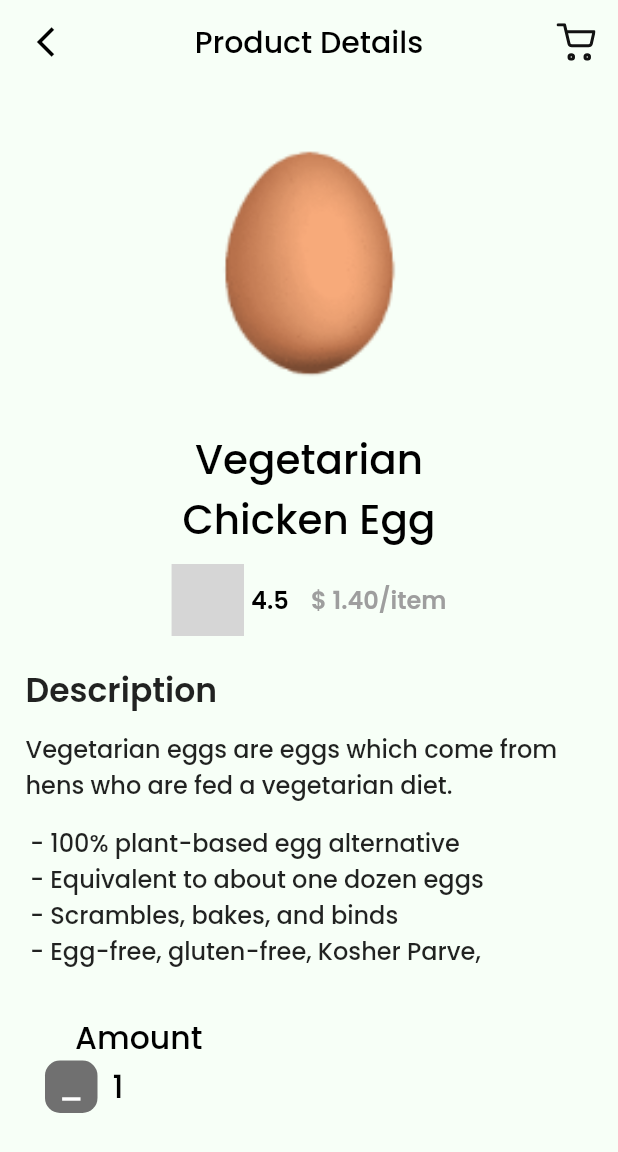
After one commit to AminullahTajMuhammad/grocery_app_ui_flutter, a Flutter app: the screen it shows after launch, after a tap on "Fresh Banana", on a phone screen of 412 x 824 dp. The commit adds this screen. Shown: the top 1152 px of the screen. Run offline on Flutter 3.47's test engine with Material 2 defaults, Android fonts, the phone set to English and light mode, and no system bars; our stand-ins replace bottom_navy_bar, flutter_svg, google_fonts; missing offline and left inert: dart:ffi; grey boxes are pictures that could not be loaded.

Commit message:
Working on item details screen.

```diff
--- a/lib/components/product_item.dart
+++ b/lib/components/product_item.dart
@@ -1,5 +1,6 @@
 import 'package:flutter/material.dart';
 import 'package:google_fonts/google_fonts.dart';
+import 'package:grocery_app/item_details_page.dart';
 
 class ProductItem extends StatelessWidget {
 
@@ -13,6 +14,12 @@ class ProductItem extends StatelessWidget {
   Widget build(BuildContext context) {
     return Padding(
       padding: EdgeInsets.only(left: 10, top: 10, bottom: 15),
+      child: GestureDetector(
+        onTap: () {
+          Navigator.push(context, MaterialPageRoute(
+            builder: (context) => ItemDetailsScreen()
+          ));
+        },
         child: Container(
           width: 180,
           height: 280,
@@ -87,6 +94,7 @@ class ProductItem extends StatelessWidget {
             ],
           ),
         ),
+      ),
     );
   }
 }
--- /dev/null
+++ b/lib/item_details_page.dart
@@ -0,0 +1,203 @@
+import 'package:flutter/material.dart';
+import 'package:flutter_svg/svg.dart';
+import 'package:google_fonts/google_fonts.dart';
+import 'contants.dart';
+
+class ItemDetailsScreen extends StatefulWidget {
+  @override
+  _ItemDetailsScreenState createState() => _ItemDetailsScreenState();
+}
+
+class _ItemDetailsScreenState extends State<ItemDetailsScreen> {
+  @override
+  Widget build(BuildContext context) {
+    return Scaffold(
+      backgroundColor: Constants.SURFACE_COLOR,
+      appBar: AppBar(
+        backgroundColor: Constants.SURFACE_COLOR,
+        elevation: 0,
+        centerTitle: true,
+        leading: Container(
+          margin: EdgeInsets.only(left: 17),
+          child: GestureDetector(
+            onTap: () {
+              Navigator.pop(context);
+            },
+            child: Icon(
+              Icons.arrow_back_ios,
+              color: Colors.black,
+            ),
+          ),
+        ),
+        title: Text(
+          'Product Details',
+          style: TextStyle(
+              color: Colors.black,
+              fontFamily: GoogleFonts.poppins().fontFamily
+          ),
+        ),
+        actions: [
+          GestureDetector(
+            onTap: () {},
+            child: Container(
+              margin: EdgeInsets.only(right: 15),
+              child: SvgPicture.asset('assets/ic_shopping.svg'),
+            ),
+          ),
+        ],
+      ),
+      body: SingleChildScrollView(
+        child: initWidget(),
+      ),
+    );
+  }
+
+  Widget initWidget() {
+    return Column(
+      crossAxisAlignment: CrossAxisAlignment.start,
+      mainAxisAlignment: MainAxisAlignment.start,
+      children: [
+        Container(
+          margin: EdgeInsets.only(top: 20),
+          child: Center(
+            child: Image.asset(
+              "assets/egg_4.png",
+              height: 200,
+              fit: BoxFit.fill,
+            ),
+          ),
+        ),
+        Center(
+          child: Container(
+            width: 200,
+            margin: EdgeInsets.only(top: 10),
+            child: Text(
+              "Vegetarian Chicken Egg",
+              style: TextStyle(
+                fontSize: 27,
+                color: Colors.black,
+                fontFamily: GoogleFonts.poppins().fontFamily,
+                fontWeight: FontWeight.w500
+              ),
+              textAlign: TextAlign.center,
+            ),
+          ),
+        ),
+        Container(
+          margin: EdgeInsets.only(top: 10),
+          child: Center(
+            child: Row(
+              mainAxisAlignment: MainAxisAlignment.center,
+              crossAxisAlignment: CrossAxisAlignment.center,
+              children: [
+                SvgPicture.asset("assets/ic_rating.svg"),
+                Container(
+                  margin: EdgeInsets.only(left: 5),
+                  child: Text(
+                    "4.5",
+                    style: TextStyle(
+                      fontSize: 16,
+                      color: Colors.black,
+                      fontFamily: GoogleFonts.poppins().fontFamily,
+                      fontWeight: FontWeight.w600,
+                    ),
+                  ),
+                ),
+                Container(
+                  margin: EdgeInsets.only(left: 15),
+                  child: Text(
+                    "\$ 1.40/item",
+                    style: TextStyle(
+                      fontSize: 16,
+                      color: Colors.grey,
+                      fontFamily: GoogleFonts.poppins().fontFamily,
+                      fontWeight: FontWeight.w600,
+                    ),
+                  ),
+                )
+              ],
+            ),
+          ),
+        ),
+        Container(
+          margin: EdgeInsets.only(left: 17, top: 20),
+          child: Text(
+            "Description",
+            style: TextStyle(
+              fontSize: 22,
+              fontFamily: GoogleFonts.poppins().fontFamily,
+              fontWeight: FontWeight.w600,
+            ),
+          ),
+        ),
+        Container(
+          margin: EdgeInsets.only(left: 17, top: 10),
+          child: Text(
+            "Vegetarian eggs are eggs which come from \nhens who are fed a vegetarian diet.",
+            style: TextStyle(
+              fontSize: 16,
+              fontFamily: GoogleFonts.poppins().fontFamily,
+              fontWeight: FontWeight.w500,
+            ),
+          ),
+        ),
+        Container(
+          margin: EdgeInsets.only(left: 20, top: 15, right: 10),
+          child: Text(
+            "- 100% plant-based egg alternative \n- Equivalent to about one dozen eggs \n- Scrambles, bakes, and binds \n- Egg-free, gluten-free, Kosher Parve,",
+            style: TextStyle(
+              fontSize: 16,
+              fontFamily: GoogleFonts.poppins().fontFamily,
+              fontWeight: FontWeight.w500,
+            ),
+          ),
+        ),
+        Container(
+          margin: EdgeInsets.only(left: 50, top: 30),
+          child: Text(
+            "Amount",
+            style: TextStyle(
+              fontSize: 21,
+              fontFamily: GoogleFonts.poppins().fontFamily,
+              fontWeight: FontWeight.w500,
+              color: Colors.black
+            ),
+          ),
+        ),
+        Container(
+          margin: EdgeInsets.only(left: 30),
+          child: Row(
+            mainAxisAlignment: MainAxisAlignment.start,
+            crossAxisAlignment: CrossAxisAlignment.center,
+            children: [
+              Container(
+                width: 35,
+                height: 35,
+                decoration: BoxDecoration(
+                    borderRadius: BorderRadius.all(Radius.circular(10)),
+                    color: Color(0xff707070)
+                ),
+                child: Icon(
+                  Icons.minimize,
+                  color: Colors.white,
+                ),
+              ),
+              Container(
+                margin: EdgeInsets.only(left: 10),
+                child: Text(
+                  "1",
+                  style: TextStyle(
+                    fontSize: 21,
+                    fontFamily: GoogleFonts.poppins().fontFamily,
+                    fontWeight: FontWeight.w500,
+                    color: Colors.black,
+                  ),
+                ),
+              ),
+            ],
+          ),
+        ),
+      ],
+    );
+  }
+}
```
Also changed, not shown: assets/egg_1.png (deleted), assets/egg_2.png (deleted), assets/egg_3.png (deleted). Lines whose indentation alone changed are shown as unchanged.
